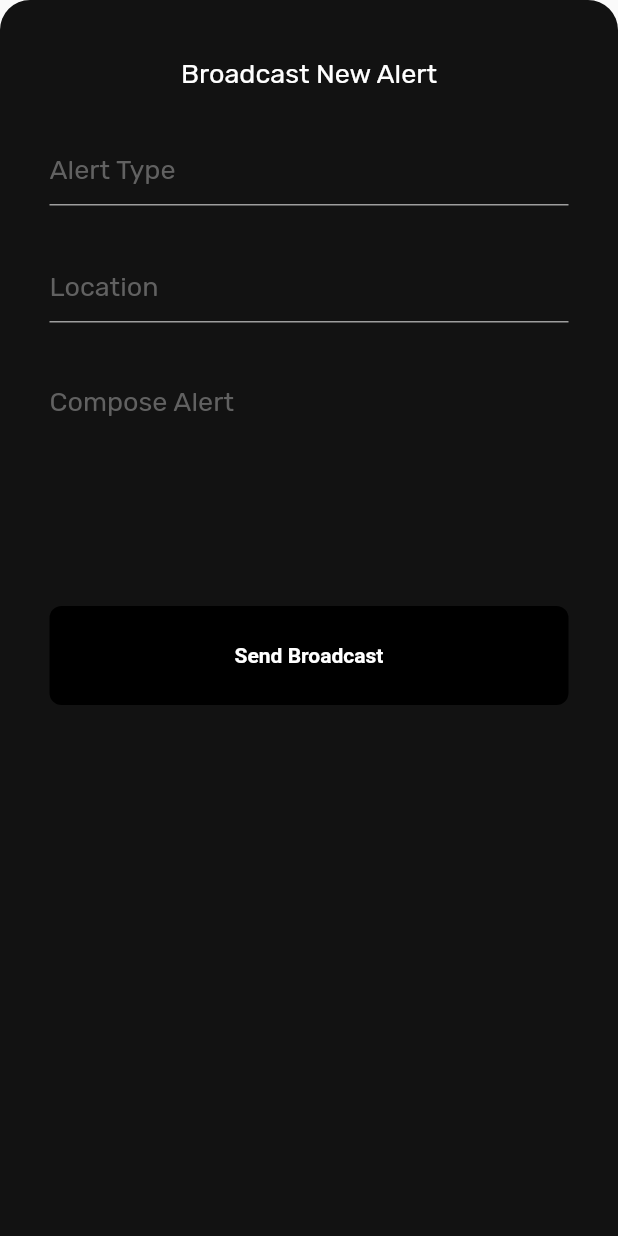
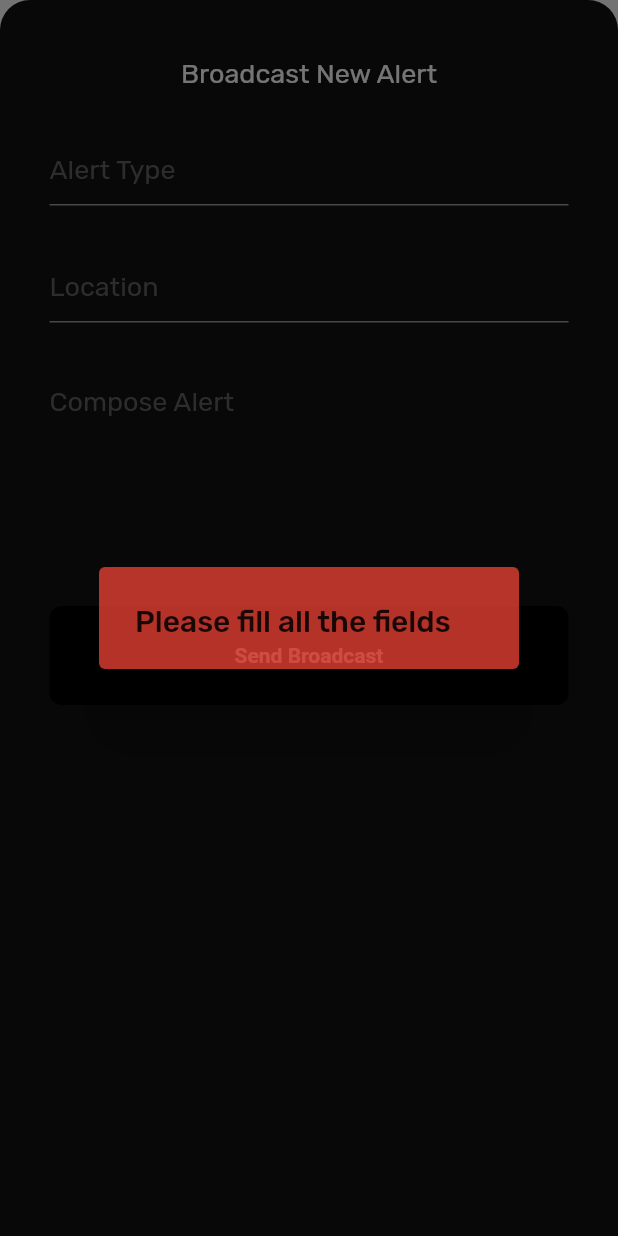
Before and after one commit to koechian/reportio, a Flutter app: the NewMessage widget shown alone on an empty page, opened directly, after a tap on "Send Broadcast", on a phone screen of 412 x 824 dp. Run offline on Flutter 3.47's test engine with Material 2 defaults, Android fonts, the light colour scheme and no system bars; our stand-ins replace cloud_firestore, firebase_auth, firebase_core, google_fonts; accounts and stored records are empty.

Commit message:
Added functionality, User can now upload message!!

```diff
--- a/lib/components/new_message.dart
+++ b/lib/components/new_message.dart
@@ -1,4 +1,5 @@
 import 'package:cloud_firestore/cloud_firestore.dart';
+import 'package:firebase_auth/firebase_auth.dart';
 import 'package:flutter/material.dart';
 import 'package:flutter/services.dart';
 import 'package:google_fonts/google_fonts.dart';
@@ -16,11 +17,85 @@ class _NewMessageState extends State<NewMessage> {
   final typeController = TextEditingController();
   final locationController = TextEditingController();
   final contentController = TextEditingController();
+  bool validation = false;
+  var db = FirebaseFirestore.instance;
+  var fb = FirebaseAuth.instance;
+
+  void sendBroadcast() {
+    // checking that all fields have data
+    setState(() {
+      locationController.text.isEmpty |
+              contentController.text.isEmpty |
+              typeController.text.isEmpty
+          ? validation = false
+          : validation = true;
+    });
+    if (validation) {
+      showDialog(
+          context: context,
+          builder: (context) {
+            return const Center(
+              child: CircularProgressIndicator(),
+            );
+          });
+
+// try catch block to handle message addition
+      try {
+        var message = {
+          'Poster Email': fb.currentUser?.email,
+          'Message Content': contentController.text,
+          'Message Type': typeController.text,
+          'Date Posted': Timestamp.now(),
+          'Refrenced Location': locationController.text,
+          'isVerified': false
+        };
+
+        db.collection('messages').add(message);
+        Navigator.pop(context);
+      } on FirebaseAuthException catch (e) {
+// stops the spinning loader
+        Navigator.pop(context);
+        displayAlert(e.message.toString());
+      }
+      Navigator.pop(context);
+    } else {
+      displayAlert('Please fill all the fields');
+    }
+  }
+
+  // display alerts
+  void displaySuccess(String message) {
+    showDialog(
+        context: context,
+        builder: (context) {
+          return AlertDialog(
+            title: Text(
+              message,
+              style: GoogleFonts.rubik(),
+            ),
+            backgroundColor: const Color.fromARGB(188, 62, 62, 62),
+          );
+        });
+  }
+
+  // display alerts
+  void displayAlert(String message) {
+    showDialog(
+        context: context,
+        builder: (context) {
+          return AlertDialog(
+            title: Text(
+              message,
+              style: GoogleFonts.rubik(),
+            ),
+            backgroundColor: const Color.fromARGB(189, 244, 67, 54),
+          );
+        });
+  }
 
   @override
   Widget build(BuildContext context) {
     // Location Dorpdown Initial Items
-    var db = FirebaseFirestore.instance;
 
     return Container(
         padding: const EdgeInsets.all(8),
@@ -79,7 +154,7 @@ class _NewMessageState extends State<NewMessage> {
                   height: 30,
                 ),
                 MyButton(
-                  onTap: () {},
+                  onTap: sendBroadcast,
                   text: 'Send Broadcast',
                   color: Colors.black,
                 ),
```
